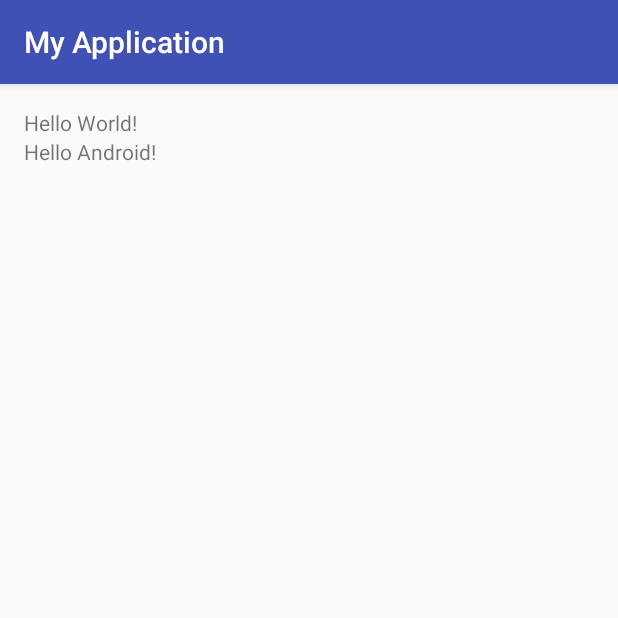
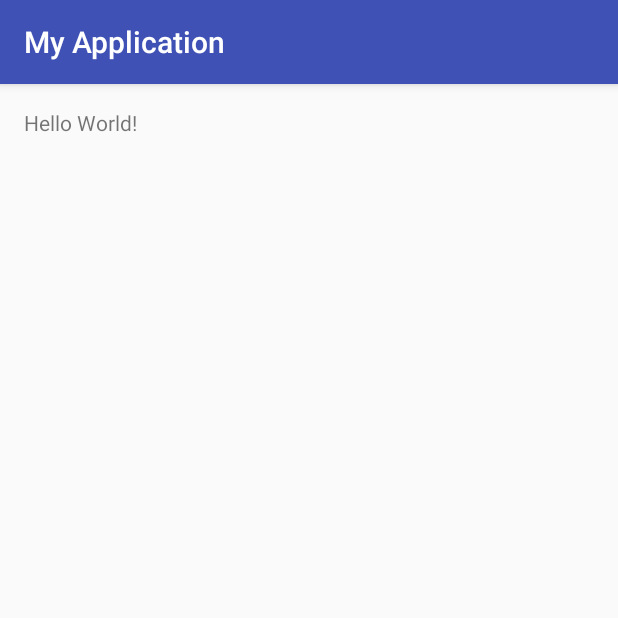
Before and after one commit to 13noj/HelloAndroidApp, an Android app: the screen it shows after launch (MainActivity), on a phone screen of 412 x 824 dp, the top half of it. Run offline under Robolectric (Android 15) with nearby library versions, the phone set to English and light mode, and no system bars.

Commit message:
Deleted Hello World!'s TextView

```diff
--- a/app/src/main/res/layout/activity_main.xml
+++ b/app/src/main/res/layout/activity_main.xml
@@ -16,8 +16,5 @@
         android:layout_width="wrap_content"
         android:layout_height="wrap_content"
         android:text="Hello World!" />
-    <TextView
-        android:layout_width="wrap_content"
-        android:layout_height="wrap_content"
-        android:text="Hello Android!" />
+
 </LinearLayout>
--- a/build.gradle
+++ b/build.gradle
@@ -5,7 +5,7 @@ buildscript {
         jcenter()
     }
     dependencies {
-        classpath 'com.android.tools.build:gradle:2.2.2'
+        classpath 'com.android.tools.build:gradle:2.2.3'
 
         // NOTE: Do not place your application dependencies here; they belong
         // in the individual module build.gradle files
```
